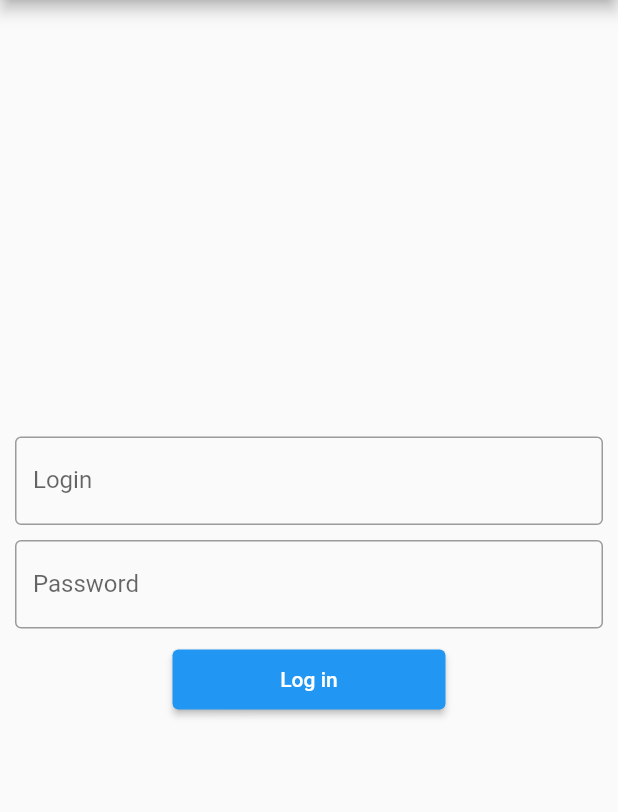
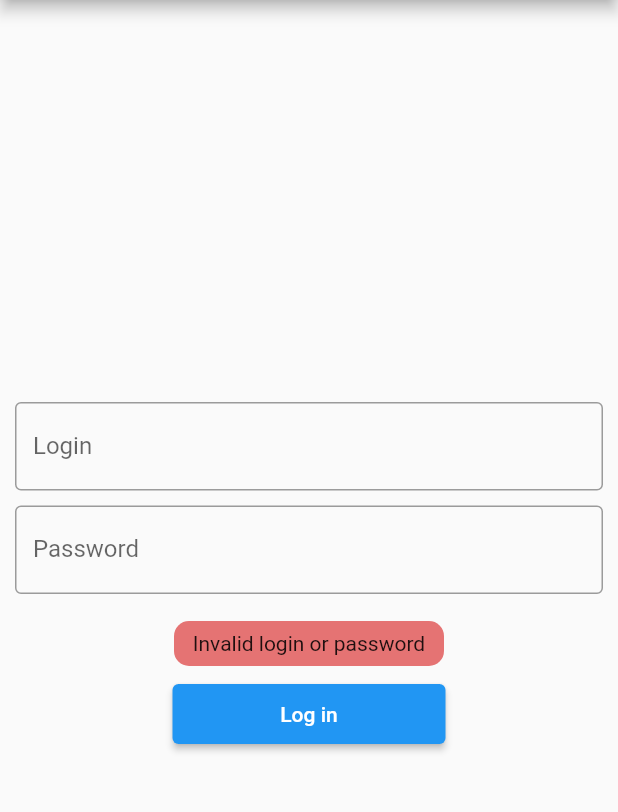
Before and after one commit to boyallex/test_1, a Flutter app: the LogIn screen opened directly, after a tap on "Log in", on a phone screen of 412 x 824 dp, the part 84-896 px from its top. Run offline on Flutter 3.47's test engine with Material 2 defaults, Android fonts, the phone set to English and light mode, and no system bars; our stand-ins replace bloc, flutter_bloc.

Commit message:
Refactor Login Validator

```diff
--- a/lib/ui/Screens/Authorization/log_in.dart
+++ b/lib/ui/Screens/Authorization/log_in.dart
@@ -1,8 +1,11 @@
+import 'dart:math';
+
 import 'package:flutter/material.dart';
 import 'package:flutter_bloc/flutter_bloc.dart';
 import 'package:test_1/assets/strings.dart';
 import 'package:test_1/bloc/login_bloc/login_bloc.dart';
 import 'package:test_1/ui/Screens/main/main_screen.dart';
+import 'package:test_1/ui/Widgets/EnteringField.dart';
 import 'package:test_1/ui/Widgets/warning_field.dart';
 
 class LogIn extends StatefulWidget {
@@ -43,25 +46,16 @@ class _LogInState extends State<LogIn> {
 
             Padding(
               padding: const EdgeInsets.only(left: 10, right: 10, bottom: 10),
-              child: TextField(
-                decoration: InputDecoration(
-                  border: OutlineInputBorder(),
-                  labelText: Strings.login,
-                ),
-              ),
+              child: EnteringField(Strings.login, false, loginController),
+
             ),
             Padding(
               padding: const EdgeInsets.only(
                 left: 10,
                 right: 10,
               ),
-              child: TextField(
-                obscureText: true,
-                decoration: InputDecoration(
-                  border: OutlineInputBorder(),
-                  labelText: Strings.password,
-                ),
-              ),
+              child: EnteringField(Strings.password, true, passwordController),
+
             ),
             SizedBox(
               height: 10,
@@ -74,7 +68,7 @@ class _LogInState extends State<LogIn> {
                     isVisible: isWarningVisible,
                     text: Strings.invalid_log_or_pass,
                   );
-                }else {
+                } else {
                   return Container();
                 }
               },
@@ -82,9 +76,11 @@ class _LogInState extends State<LogIn> {
             ElevatedButton(
               onPressed: () {
                 bloc.add(LoginCompare(
-                    login: loginController.text,
-                    password: passwordController.text));
+                  login: loginController.text,
+                  password: passwordController.text,
+                ));
                 isWarningVisible = true;
+
               },
               child: SizedBox(
                 child: Center(
--- a/lib/validators/login_validator.dart
+++ b/lib/validators/login_validator.dart
@@ -15,18 +15,15 @@ class LoginValidator {
   }
 
   bool _isCorrect() {
+    // ищем логин
     int i = 0;
-    while ((data[i].login != this.login) && i < data.length) {
-      print(this.login);
-      print(data[i].password == this.password);
-      i++;
-    }
+    while ((i < data.length) && (data[i].login != this.login)) { i++; }
+    // если не находим
     if (i == data.length) {
-      print("Неправильно");
       return false;
     }
     else {
-      print("Жопа");
+      //если находим проверяем пароль
       return data[i].password == this.password;
     }
   }
```
